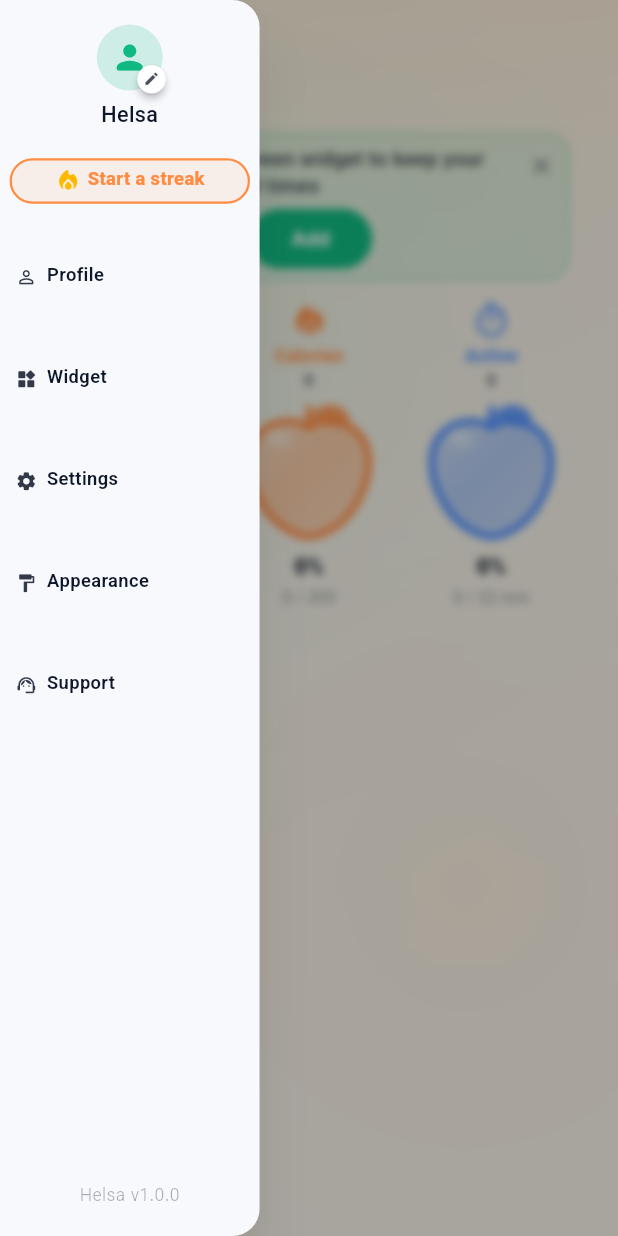
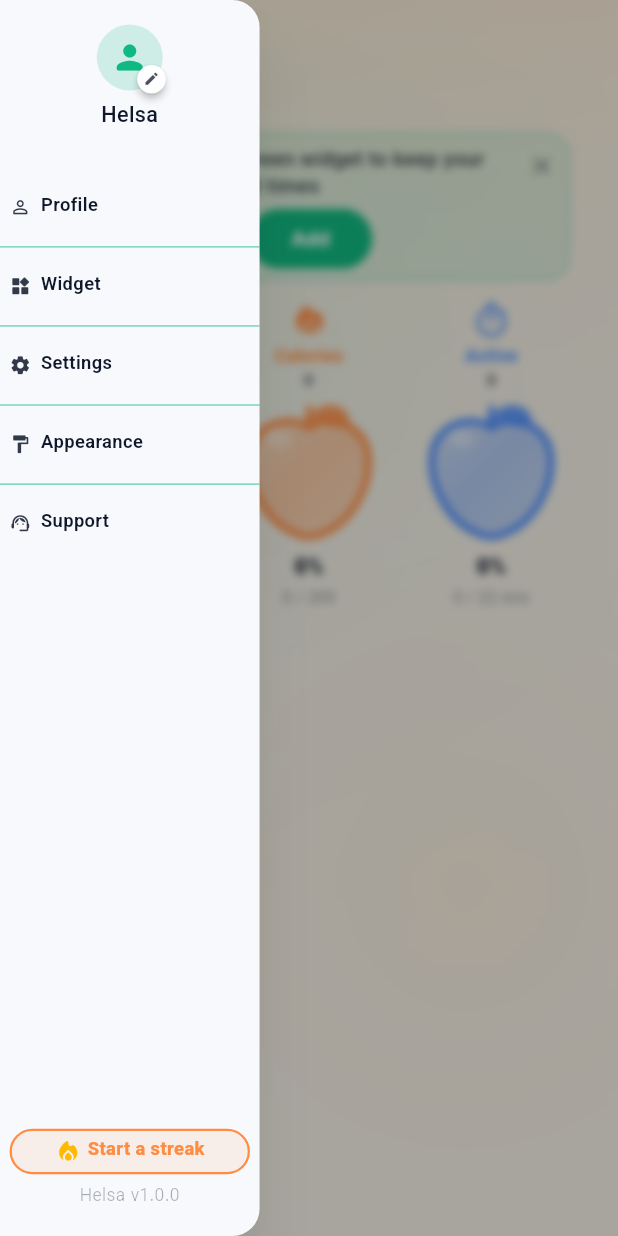
Before and after one commit to redminote15hamed-glitch/helsa, a Flutter app: the HomeScreen screen opened directly, after a tap on the "menu" icon, on a phone screen of 412 x 824 dp. Run offline on Flutter 3.47's test engine with Material 3 defaults, Android fonts, the phone set to English and light mode, and no system bars; our stand-ins replace device_info_plus, flutter_local_notifications, hive_flutter, pedometer, permission_handler; missing offline and left inert: disk_space_plus, flutter_foreground_task, home_widget; accounts and stored records are empty; statements that could not run were skipped.

Commit message:
Update Helsa

```diff
--- a/lib/home/menu/home_menu_drawer.dart
+++ b/lib/home/menu/home_menu_drawer.dart
@@ -123,20 +123,16 @@
                   ),
                 ),
                 SizedBox(height: context.vS),
-                Padding(
-                  padding: EdgeInsets.symmetric(horizontal: context.hX2s),
-                  child: MenuStreakCapsule(language: language),
-                ),
-                SizedBox(height: context.vS),
-                // Menu rows (top → bottom)
+                // Menu rows — full-width primary dividers edge-to-edge
                 Expanded(
                   child: ListView.separated(
-                    padding: EdgeInsets.symmetric(
-                      horizontal: context.hX3s,
-                      vertical: context.vX2s,
+                    padding: EdgeInsets.only(top: context.vX2s),
+                    itemCount: 5,
+                    separatorBuilder: (_, __) => Divider(
+                      height: 1,
+                      thickness: 1,
+                      color: ColorPalette.mintPrimary.withValues(alpha: 0.55),
                     ),
-                    itemCount: 5,
-                    separatorBuilder: (_, __) => SizedBox(height: context.vS),
                     itemBuilder: (context, i) {
                       switch (i) {
                         case 0:
@@ -184,6 +180,16 @@
                     },
                   ),
                 ),
+                // Streak above version (bottom of drawer)
+                Padding(
+                  padding: EdgeInsets.fromLTRB(
+                    context.hX2s,
+                    context.vX2s,
+                    context.hX2s,
+                    context.vX2s,
+                  ),
+                  child: MenuStreakCapsule(language: language),
+                ),
                 // Version
                 Padding(
                   padding: EdgeInsets.only(bottom: bottom + context.vS),
@@ -206,14 +212,14 @@
         final animated = closing
             ? panel.exSlideEnd(
                 context,
-                s: AS.fast,
-                x: drawerW * 0.4,
+                s: AS.balanced,
+                x: drawerW * 0.35,
                 onComplete: onExitDone,
               )
             : panel.enSlideStart(
                 context,
-                s: AS.balanced,
-                x: drawerW * 0.4,
+                s: AS.slow,
+                x: drawerW * 0.35,
               );
 
         final barrier = closing
--- a/lib/home/widgets/apple_activity_card.dart
+++ b/lib/home/widgets/apple_activity_card.dart
@@ -8,7 +8,6 @@
 import 'package:helsa/home/services/step_tracker.dart';
 import 'package:helsa/home/widgets/apple_burst.dart';
 import 'package:helsa/home/widgets/walk_aura.dart';
-import 'package:helsa/home/widgets/ghost_progress.dart';
 import 'package:helsa/home/widgets/metric_icon_pulse.dart';
 
 enum _GoalKind { steps, calories, active }
@@ -254,9 +253,7 @@
                               burst: _burst.animation,
                               playBurst: _burst.isBursting(items[i].id),
                               unit: unit,
-                              ghostProgress: GhostProgress.yesterdayStepsProgress(
-                                fallbackGoal: widget.stepsGoal,
-                              ),
+                              ghostProgress: 0,
                               isWalking: widget.isWalking,
                             ),
                           )
@@ -562,29 +559,7 @@
         ..style = PaintingStyle.fill,
     );
 
-    // سایهٔ دیروز
-    if (ghostProgress > 0.01) {
-      canvas.save();
-      canvas.clipPath(body);
-      final top = b.bottom - b.height * ghostProgress.clamp(0.0, 1.0);
-      canvas.drawRect(
-        Rect.fromLTRB(b.left, top, b.right, b.bottom),
-        Paint()..color = color.withValues(alpha: 0.16),
-      );
-      final dash = Paint()
-        ..color = color.withValues(alpha: 0.32)
-        ..strokeWidth = 1.1
-        ..style = PaintingStyle.stroke;
-      final path = Path();
-      double x = b.left;
-      while (x < b.right) {
-        path.moveTo(x, top);
-        path.lineTo(math.min(x + 4, b.right), top);
-        x += 8;
-      }
-      canvas.drawPath(path, dash);
-      canvas.restore();
-    }
+
 
     // —— مایع داخل شیشه ——
     if (progress > 0.001) {
```
Also changed, not shown: lib/home/menu/menu_support_sheet.dart (+22 -36 lines).
